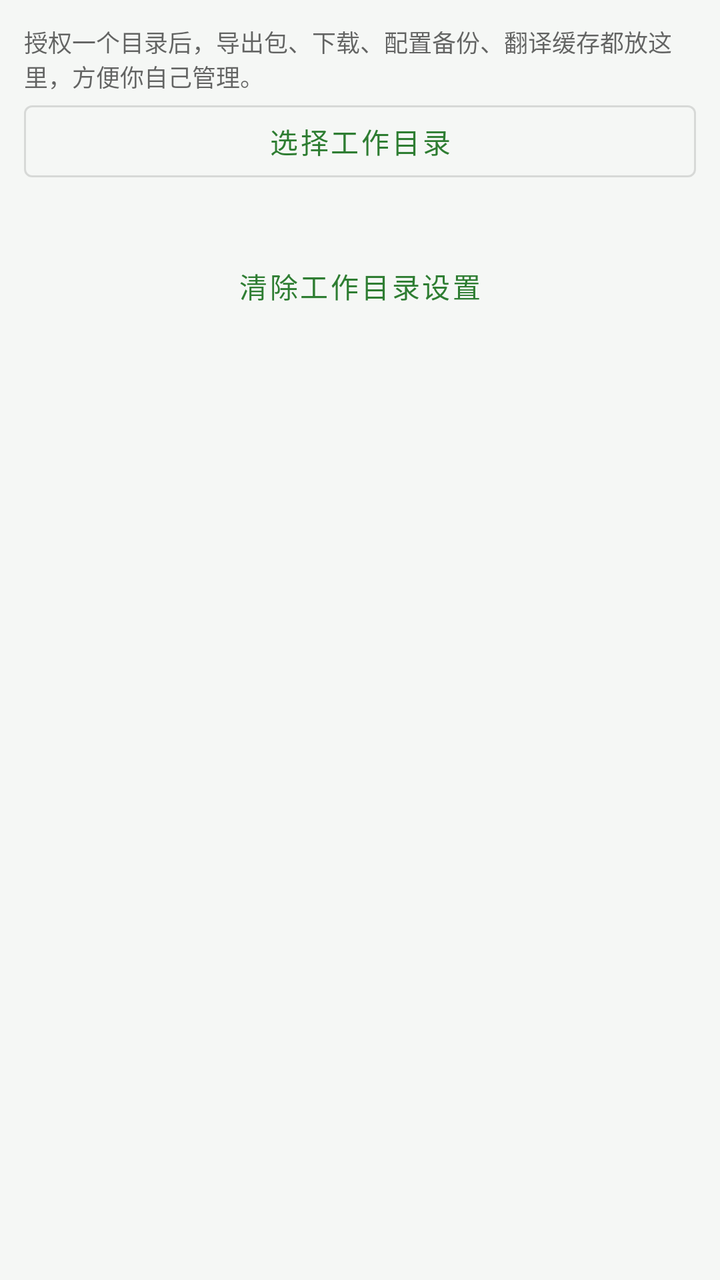
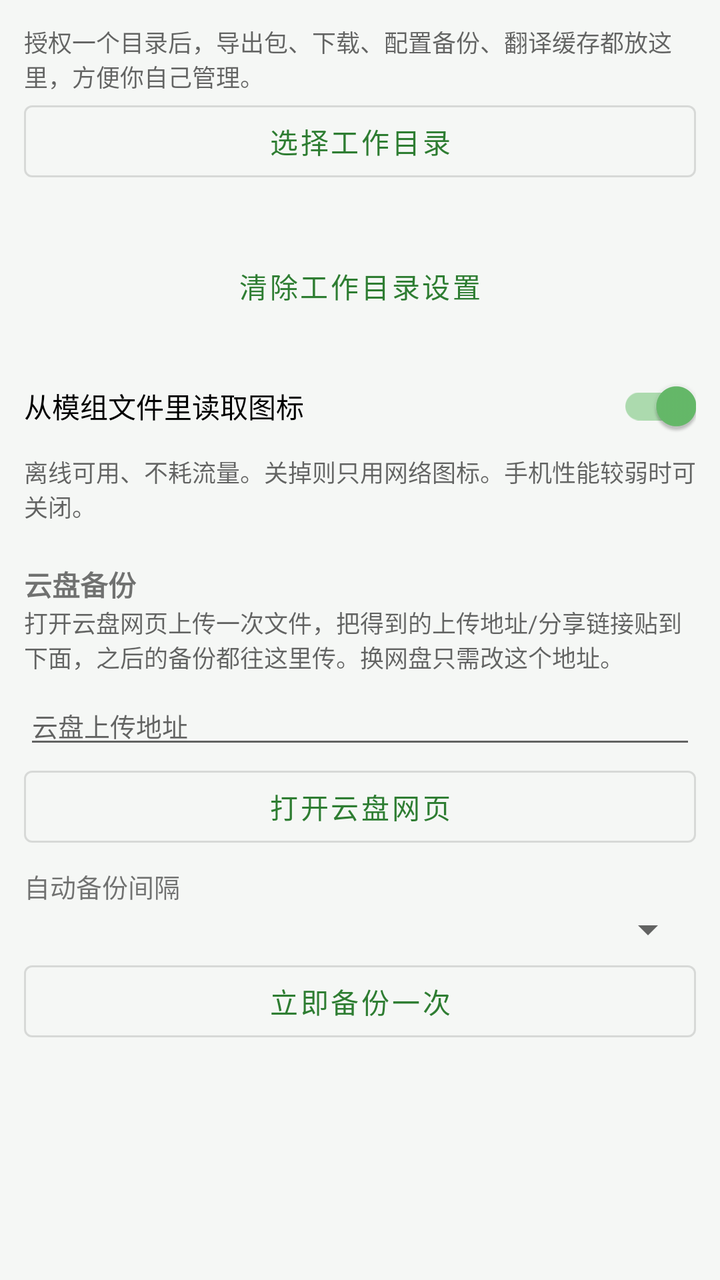

The first picture is an Android layout as it rendered before a commit; the second is the same layout after the commit. The layout source and the unified diff follow.
<!-- AndroidManifest.xml: application theme Theme.ModMigrator -->
<!-- res/layout/fragment_settings_storage.xml -->
<?xml version="1.0" encoding="utf-8"?>
<ScrollView xmlns:android="http://schemas.android.com/apk/res/android"
    android:layout_width="match_parent"
    android:layout_height="match_parent"
    android:padding="12dp">

    <LinearLayout
        android:layout_width="match_parent"
        android:layout_height="wrap_content"
        android:orientation="vertical">

        <TextView
            android:layout_width="match_parent"
            android:layout_height="wrap_content"
            android:text="@string/cfg_workdir_hint"
            android:textColor="@color/textSecondary"
            android:textSize="12sp" />

        <Button
            android:id="@+id/btnPickWork"
            style="@style/Widget.MaterialComponents.Button.OutlinedButton"
            android:layout_width="match_parent"
            android:layout_height="wrap_content"
            android:text="@string/cfg_pick_workdir" />

        <TextView
            android:id="@+id/tvWork"
            android:layout_width="match_parent"
            android:layout_height="wrap_content"
            android:paddingBottom="8dp"
            android:textColor="@color/textSecondary"
            android:textSize="12sp" />

        <Button
            android:id="@+id/btnClearWork"
            style="@style/Widget.MaterialComponents.Button.TextButton"
            android:layout_width="match_parent"
            android:layout_height="wrap_content"
            android:text="@string/cfg_clear_workdir" />
    </LinearLayout>
</ScrollView>
<!-- resources referenced by this layout -->
<resources>
  <color name="textSecondary">#99000000</color>
  <string name="cfg_clear_workdir">清除工作目录设置</string>
  <string name="cfg_pick_workdir">选择工作目录</string>
  <string name="cfg_workdir_hint">授权一个目录后，导出包、下载、配置备份、翻译缓存都放这里，方便你自己管理。</string>
  <style name="Theme.ModMigrator" parent="Theme.MaterialComponents.DayNight.NoActionBar">
          <item name="colorPrimary">@color/primary</item>
          <item name="colorPrimaryDark">@color/primaryDark</item>
          <item name="colorAccent">@color/accent</item>
          <item name="android:windowBackground">@color/bg</item>
          <item name="android:statusBarColor">@color/primaryDark</item>
          <item name="preferenceTheme">@style/PreferenceThemeOverlay</item>
      </style>
  <color name="primary">#FF2E7D32</color>
  <color name="primaryDark">#FF1B5E20</color>
  <color name="accent">#FF66BB6A</color>
  <color name="bg">#FFF5F7F5</color>
</resources>

<!-- the commit's change to res/layout/fragment_settings_storage.xml (unified diff, before → after) -->
@@ -37,5 +37,78 @@
             android:layout_width="match_parent"
             android:layout_height="wrap_content"
             android:text="@string/cfg_clear_workdir" />
+
+        <com.google.android.material.switchmaterial.SwitchMaterial
+            android:id="@+id/swLocalIcon"
+            android:layout_width="match_parent"
+            android:layout_height="wrap_content"
+            android:layout_marginTop="12dp"
+            android:checked="true"
+            android:text="@string/cfg_local_icon" />
+
+        <TextView
+            android:layout_width="match_parent"
+            android:layout_height="wrap_content"
+            android:paddingBottom="8dp"
+            android:text="@string/cfg_local_icon_hint"
+            android:textColor="@color/textSecondary"
+            android:textSize="12sp" />
+
+        <TextView
+            android:layout_width="match_parent"
+            android:layout_height="wrap_content"
+            android:layout_marginTop="12dp"
+            android:text="@string/cfg_backup_title"
+            android:textStyle="bold" />
+
+        <TextView
+            android:layout_width="match_parent"
+            android:layout_height="wrap_content"
+            android:paddingBottom="6dp"
+            android:text="@string/cfg_backup_hint"
+            android:textColor="@color/textSecondary"
+            android:textSize="12sp" />
+
+        <EditText
+            android:id="@+id/etCloudUrl"
+            android:layout_width="match_parent"
+            android:layout_height="wrap_content"
+            android:hint="@string/cfg_cloud_url_hint"
+            android:inputType="textUri"
+            android:textSize="13sp" />
+
+        <Button
+            android:id="@+id/btnOpenCloud"
+            style="@style/Widget.MaterialComponents.Button.OutlinedButton"
+            android:layout_width="match_parent"
+            android:layout_height="wrap_content"
+            android:text="@string/cfg_open_cloud" />
+
+        <TextView
+            android:layout_width="match_parent"
+            android:layout_height="wrap_content"
+            android:paddingTop="6dp"
+            android:text="@string/cfg_backup_interval"
+            android:textSize="13sp" />
+
+        <Spinner
+            android:id="@+id/spBackup"
+            android:layout_width="match_parent"
+            android:layout_height="wrap_content" />
+
+        <Button
+            android:id="@+id/btnBackupNow"
+            style="@style/Widget.MaterialComponents.Button.OutlinedButton"
+            android:layout_width="match_parent"
+            android:layout_height="wrap_content"
+            android:text="@string/cfg_backup_now" />
+
+        <TextView
+            android:id="@+id/tvBackup"
+            android:layout_width="match_parent"
+            android:layout_height="wrap_content"
+            android:paddingBottom="8dp"
+            android:textColor="@color/textSecondary"
+            android:textSize="12sp" />
     </LinearLayout>
 </ScrollView>
<!-- resource entries referenced after the edit -->
@@ -1,7 +1,15 @@
 <!-- resources referenced by this layout -->
 <resources>
   <color name="textSecondary">#99000000</color>
+  <string name="cfg_backup_hint">打开云盘网页上传一次文件，把得到的上传地址/分享链接贴到下面，之后的备份都往这里传。换网盘只需改这个地址。</string>
+  <string name="cfg_backup_interval">自动备份间隔</string>
+  <string name="cfg_backup_now">立即备份一次</string>
+  <string name="cfg_backup_title">云盘备份</string>
   <string name="cfg_clear_workdir">清除工作目录设置</string>
+  <string name="cfg_cloud_url_hint">云盘上传地址</string>
+  <string name="cfg_local_icon">从模组文件里读取图标</string>
+  <string name="cfg_local_icon_hint">离线可用、不耗流量。关掉则只用网络图标。手机性能较弱时可关闭。</string>
+  <string name="cfg_open_cloud">打开云盘网页</string>
   <string name="cfg_pick_workdir">选择工作目录</string>
   <string name="cfg_workdir_hint">授权一个目录后，导出包、下载、配置备份、翻译缓存都放这里，方便你自己管理。</string>
   <style name="Theme.ModMigrator" parent="Theme.MaterialComponents.DayNight.NoActionBar">
